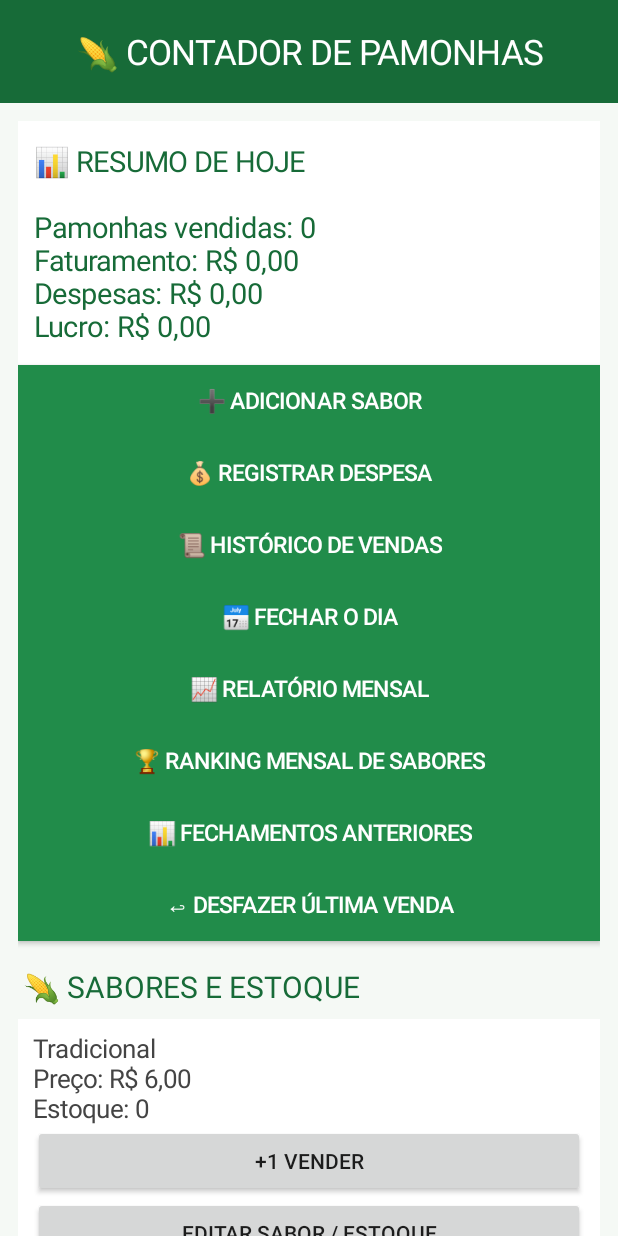
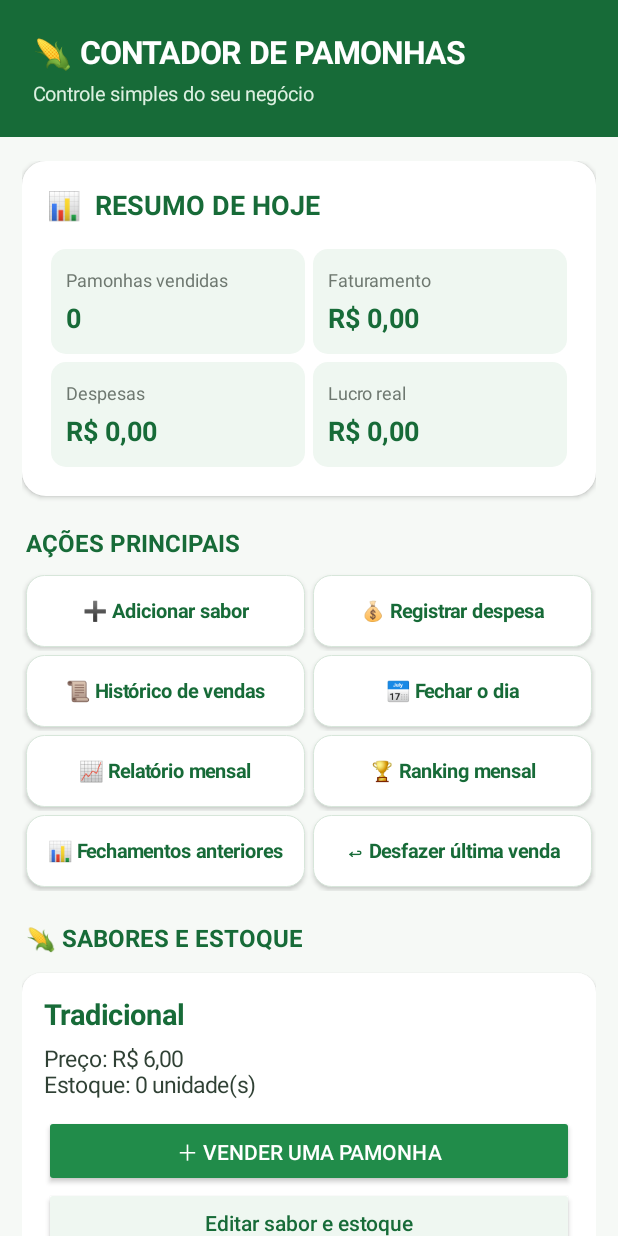
Before and after one commit to joaovitoorcarvalhoo057-creator/Controle-mensal-, an Android app: the screen it shows after launch (MainActivity), on a phone screen of 412 x 824 dp. Run offline under Robolectric (Android 15) with nearby library versions, the phone set to English and light mode, and no system bars.

Commit message:
Update MainActivity.kt

```diff
--- a/app/src/main/java/com/controle/mensal/MainActivity.kt
+++ b/app/src/main/java/com/controle/mensal/MainActivity.kt
@@ -2,11 +2,15 @@ package com.controle.mensal
 
 import android.os.Bundle
 import android.graphics.Color
+import android.graphics.Typeface
+import android.graphics.drawable.GradientDrawable
 import android.view.Gravity
+import android.view.View
 import android.widget.*
 import androidx.appcompat.app.AppCompatActivity
 import androidx.appcompat.app.AlertDialog
 import java.util.Calendar
+import java.util.Locale
 
 class MainActivity : AppCompatActivity() {
 
@@ -17,10 +21,13 @@ class MainActivity : AppCompatActivity() {
     private lateinit var monthlyReportManager: MonthlyReportManager
 
     private lateinit var content: LinearLayout
-    private lateinit var summary: TextView
 
     private val green = Color.rgb(33, 140, 74)
     private val darkGreen = Color.rgb(23, 107, 56)
+    private val lightGreen = Color.rgb(239, 247, 241)
+    private val backgroundColor = Color.rgb(246, 249, 246)
+    private val textColor = Color.rgb(48, 65, 53)
+    private val gray = Color.rgb(110, 120, 112)
 
     override fun onCreate(savedInstanceState: Bundle?) {
         super.onCreate(savedInstanceState)
@@ -41,128 +48,265 @@ class MainActivity : AppCompatActivity() {
     private fun showDashboard() {
         val root = LinearLayout(this).apply {
             orientation = LinearLayout.VERTICAL
-            setBackgroundColor(Color.rgb(245, 249, 245))
+            setBackgroundColor(backgroundColor)
         }
 
-        val header = TextView(this).apply {
+        val header = LinearLayout(this).apply {
+            orientation = LinearLayout.VERTICAL
+            gravity = Gravity.CENTER_VERTICAL
+            setPadding(dp(22), dp(20), dp(22), dp(20))
+            setBackgroundColor(darkGreen)
+        }
+
+        header.addView(TextView(this).apply {
             text = "🌽 CONTADOR DE PAMONHAS"
-            textSize = 23f
-            gravity = Gravity.CENTER
+            textSize = 21f
+            setTypeface(null, Typeface.BOLD)
             setTextColor(Color.WHITE)
-            setBackgroundColor(darkGreen)
-            setPadding(12, 28, 12, 28)
-        }
+        })
+
+        header.addView(TextView(this).apply {
+            text = "Controle simples do seu negócio"
+            textSize = 13f
+            setTextColor(Color.rgb(220, 240, 225))
+            setPadding(0, dp(5), 0, 0)
+        })
 
         val scroll = ScrollView(this)
 
         content = LinearLayout(this).apply {
             orientation = LinearLayout.VERTICAL
-            setPadding(18, 18, 18, 24)
+            setPadding(dp(15), dp(16), dp(15), dp(25))
         }
 
         scroll.addView(content)
+
         root.addView(header)
         root.addView(scroll)
 
         setContentView(root)
+
         refreshDashboard()
     }
 
     private fun refreshDashboard() {
         content.removeAllViews()
 
-        val sales = todaySales()
-        val expenses = todayExpenses()
-
         val result = FinanceCalculator.calculate(
-            sales,
-            expenses
+            todaySales(),
+            todayExpenses()
         )
 
-        summary = TextView(this).apply {
-            text = """
-                📊 RESUMO DE HOJE
+        addSummaryCard(result)
 
-                Pamonhas vendidas: ${result.totalUnits}
-                Faturamento: ${FinanceCalculator.formatMoney(result.revenueCents)}
-                Despesas: ${FinanceCalculator.formatMoney(result.expensesCents)}
-                Lucro: ${FinanceCalculator.formatMoney(result.profitCents)}
-            """.trimIndent()
-            textSize = 19f
-            setTextColor(darkGreen)
-            setPadding(16, 20, 16, 20)
-            setBackgroundColor(Color.WHITE)
-        }
+        addSection("AÇÕES PRINCIPAIS")
 
-        content.addView(summary)
-
-        addButton("➕ ADICIONAR SABOR") {
-            flavorDialog()
-        }
-
-        addButton("💰 REGISTRAR DESPESA") {
-            expenseDialog()
-        }
-
-        addButton("📜 HISTÓRICO DE VENDAS") {
-            historyDialog()
-        }
-
-        addButton("📅 FECHAR O DIA") {
-            closingDialog()
-        }
-
-        addButton("📈 RELATÓRIO MENSAL") {
+        addActionGrid(
+            listOf(
+                Pair("➕ Adicionar sabor", { flavorDialog() }),
+                Pair("💰 Registrar despesa", { expenseDialog() }),
+                Pair("📜 Histórico de vendas", { historyDialog() }),
+                Pair("📅 Fechar o dia", { closingDialog() }),
+                Pair("📈 Relatório mensal", {
                     MonthlyReportDialog.show(
                         this,
                         monthlyReportManager
                     )
-        }
-
-        addButton("🏆 RANKING MENSAL DE SABORES") {
+                }),
+                Pair("🏆 Ranking mensal", {
                     MonthlyFlavorReportDialog.show(
                         this,
                         salesManager
                     )
-        }
-
-        addButton("📊 FECHAMENTOS ANTERIORES") {
+                }),
+                Pair("📊 Fechamentos anteriores", {
                     closingsDialog()
-        }
-
-        addButton("↩ DESFAZER ÚLTIMA VENDA") {
+                }),
+                Pair("↩ Desfazer última venda", {
                     if (salesManager.undoLastSale()) {
                         refreshDashboard()
                         message("Venda desfeita!")
                     } else {
                         message("Não há venda para desfazer.")
                     }
-        }
+                })
+            )
+        )
 
         addSection("🌽 SABORES E ESTOQUE")
 
         salesManager.getFlavors().forEach { flavor ->
+            addFlavorCard(flavor)
+        }
+    }
 
+    private fun addSummaryCard(
+        result: FinancialSummary
+    ) {
         val card = LinearLayout(this).apply {
             orientation = LinearLayout.VERTICAL
-                setPadding(15, 12, 15, 12)
-                setBackgroundColor(Color.WHITE)
+            setPadding(dp(17), dp(17), dp(17), dp(17))
+            background = roundedBackground(Color.WHITE, 16)
+            elevation = dp(2).toFloat()
         }
 
-            val info = TextView(this).apply {
-                text = """
-                    ${flavor.name}
-                    Preço: ${FinanceCalculator.formatMoney(flavor.priceCents.toLong())}
-                    Estoque: ${flavor.stock}
-                """.trimIndent()
-                textSize = 17f
-                setTextColor(Color.DKGRAY)
+        card.addView(TextView(this).apply {
+            text = "📊  RESUMO DE HOJE"
+            textSize = 18f
+            setTypeface(null, Typeface.BOLD)
+            setTextColor(darkGreen)
+            setPadding(0, 0, 0, dp(15))
+        })
+
+        addMetricRow(
+            card,
+            "Pamonhas vendidas",
+            result.totalUnits.toString(),
+            "Faturamento",
+            FinanceCalculator.formatMoney(result.revenueCents)
+        )
+
+        addMetricRow(
+            card,
+            "Despesas",
+            FinanceCalculator.formatMoney(result.expensesCents),
+            "Lucro real",
+            FinanceCalculator.formatMoney(result.profitCents)
+        )
+
+        content.addView(card)
     }
 
-            card.addView(info)
+    private fun addMetricRow(
+        parent: LinearLayout,
+        label1: String,
+        value1: String,
+        label2: String,
+        value2: String
+    ) {
+        val row = LinearLayout(this).apply {
+            orientation = LinearLayout.HORIZONTAL
+        }
+
+        row.addView(metricView(label1, value1), weightParams())
+        row.addView(metricView(label2, value2), weightParams())
+
+        parent.addView(row)
+    }
+
+    private fun metricView(
+        label: String,
+        value: String
+    ): LinearLayout {
+        return LinearLayout(this).apply {
+            orientation = LinearLayout.VERTICAL
+            setPadding(dp(10), dp(12), dp(8), dp(12))
+            background = roundedBackground(lightGreen, 10)
+
+            addView(TextView(this@MainActivity).apply {
+                text = label
+                textSize = 12f
+                setTextColor(gray)
+            })
+
+            addView(TextView(this@MainActivity).apply {
+                text = value
+                textSize = 18f
+                setTypeface(null, Typeface.BOLD)
+                setTextColor(darkGreen)
+                setPadding(0, dp(5), 0, 0)
+            })
+        }
+    }
+
+    private fun addActionGrid(
+        items: List<Pair<String, () -> Unit>>
+    ) {
+        items.chunked(2).forEach { group ->
+
+            val row = LinearLayout(this).apply {
+                orientation = LinearLayout.HORIZONTAL
+            }
+
+            group.forEach { item ->
+                row.addView(
+                    actionButton(item.first, item.second),
+                    weightParams()
+                )
+            }
+
+            if (group.size == 1) {
+                row.addView(View(this), weightParams())
+            }
+
+            content.addView(row)
+        }
+    }
+
+    private fun actionButton(
+        title: String,
+        action: () -> Unit
+    ): Button {
+        return Button(this).apply {
+            text = title
+            textSize = 13f
+            isAllCaps = false
+            setTypeface(null, Typeface.BOLD)
+            setTextColor(darkGreen)
+            gravity = Gravity.CENTER
+            setPadding(dp(5), dp(8), dp(5), dp(8))
+            background = roundedBackground(
+                Color.WHITE,
+                12,
+                Color.rgb(215, 230, 218),
+                dp(1)
+            )
+            elevation = dp(2).toFloat()
+            setOnClickListener { action() }
+
+            layoutParams = LinearLayout.LayoutParams(
+                0,
+                dp(62),
+                1f
+            ).apply {
+                setMargins(dp(4), dp(5), dp(4), dp(5))
+            }
+        }
+    }
+
+    private fun addFlavorCard(flavor: PamonhaFlavor) {
+        val card = LinearLayout(this).apply {
+            orientation = LinearLayout.VERTICAL
+            setPadding(dp(15), dp(14), dp(15), dp(14))
+            background = roundedBackground(Color.WHITE, 13)
+            elevation = dp(2).toFloat()
+        }
+
+        card.addView(TextView(this).apply {
+            text = flavor.name
+            textSize = 19f
+            setTypeface(null, Typeface.BOLD)
+            setTextColor(darkGreen)
+        })
+
+        card.addView(TextView(this).apply {
+            text = "Preço: ${
+                FinanceCalculator.formatMoney(
+                    flavor.priceCents.toLong()
+                )
+            }\nEstoque: ${flavor.stock} unidade(s)"
+            textSize = 15f
+            setTextColor(textColor)
+            setPadding(0, dp(7), 0, dp(10))
+        })
 
         val sell = Button(this).apply {
-                text = "+1 VENDER"
+            text = "＋ VENDER UMA PAMONHA"
+            isAllCaps = false
+            setTextColor(Color.WHITE)
+            setBackgroundTintList(
+                android.content.res.ColorStateList.valueOf(green)
+            )
             setOnClickListener {
                 if (salesManager.addSale(flavor.id)) {
                     refreshDashboard()
@@ -174,14 +318,26 @@ class MainActivity : AppCompatActivity() {
         }
 
         val edit = Button(this).apply {
-                text = "EDITAR SABOR / ESTOQUE"
+            text = "Editar sabor e estoque"
+            isAllCaps = false
+            setTextColor(darkGreen)
+            setBackgroundTintList(
+                android.content.res.ColorStateList.valueOf(lightGreen)
+            )
             setOnClickListener {
                 editFlavorDialog(flavor)
             }
         }
 
         val delete = Button(this).apply {
-                text = "EXCLUIR SABOR"
+            text = "Excluir sabor"
+            isAllCaps = false
+            setTextColor(Color.rgb(180, 55, 55))
+            setBackgroundTintList(
+                android.content.res.ColorStateList.valueOf(
+                    Color.rgb(252, 239, 239)
+                )
+            )
             setOnClickListener {
                 AlertDialog.Builder(this@MainActivity)
                     .setMessage("Excluir ${flavor.name}?")
@@ -191,7 +347,9 @@ class MainActivity : AppCompatActivity() {
                             refreshDashboard()
                             message("Sabor excluído.")
                         } else {
-                                message("Este sabor possui vendas registradas.")
+                            message(
+                                "Este sabor possui vendas registradas."
+                            )
                         }
                     }.show()
             }
@@ -201,8 +359,14 @@ class MainActivity : AppCompatActivity() {
         card.addView(edit)
         card.addView(delete)
 
-            content.addView(card)
+        val params = LinearLayout.LayoutParams(
+            LinearLayout.LayoutParams.MATCH_PARENT,
+            LinearLayout.LayoutParams.WRAP_CONTENT
+        ).apply {
+            setMargins(0, dp(5), 0, dp(12))
         }
+
+        content.addView(card, params)
     }
 
     private fun flavorDialog() {
@@ -220,11 +384,9 @@ class MainActivity : AppCompatActivity() {
             inputType = 2
         }
 
-        val layout = dialogLayout(name, price, stock)
-
         AlertDialog.Builder(this)
             .setTitle("Adicionar sabor")
-            .setView(layout)
+            .setView(dialogLayout(name, price, stock))
             .setNegativeButton("Cancelar", null)
             .setPositiveButton("Salvar") { _, _ ->
                 val cents = parseMoney(price.text.toString())
@@ -250,7 +412,13 @@ class MainActivity : AppCompatActivity() {
         }
 
         val price = EditText(this).apply {
-            setText("%.2f".format(flavor.priceCents / 100.0))
+            setText(
+                String.format(
+                    Locale.US,
+                    "%.2f",
+                    flavor.priceCents / 100.0
+                )
+            )
             hint = "Preço em reais"
             inputType = 8194
         }
@@ -337,7 +505,10 @@ class MainActivity : AppCompatActivity() {
     private fun closingDialog() {
         AlertDialog.Builder(this)
             .setTitle("Fechar o dia?")
-            .setMessage("O fechamento será salvo para consulta posterior. As vendas e despesas não serão apagadas.")
+            .setMessage(
+                "O fechamento será salvo para consulta posterior. " +
+                    "As vendas e despesas não serão apagadas."
+            )
             .setNegativeButton("Cancelar", null)
             .setPositiveButton("Confirmar") { _, _ ->
 
@@ -422,31 +593,58 @@ class MainActivity : AppCompatActivity() {
     private fun dialogLayout(vararg fields: EditText): LinearLayout {
         return LinearLayout(this).apply {
             orientation = LinearLayout.VERTICAL
-            setPadding(30, 10, 30, 10)
-            fields.forEach { addView(it) }
+            setPadding(dp(25), dp(10), dp(25), dp(10))
+            fields.forEach {
+                addView(it)
+            }
         }
     }
 
     private fun addSection(title: String) {
         content.addView(TextView(this).apply {
             text = title
-            textSize = 20f
+            textSize = 16f
+            setTypeface(null, Typeface.BOLD)
             setTextColor(darkGreen)
-            setPadding(5, 25, 5, 12)
+            setPadding(dp(3), dp(20), dp(3), dp(8))
         })
     }
 
-    private fun addButton(title: String, action: () -> Unit) {
-        content.addView(Button(this).apply {
-            text = title
-            textSize = 15f
-            setTextColor(Color.WHITE)
-            setBackgroundColor(green)
-            setOnClickListener { action() }
-        })
+    private fun weightParams(): LinearLayout.LayoutParams {
+        return LinearLayout.LayoutParams(
+            0,
+            LinearLayout.LayoutParams.WRAP_CONTENT,
+            1f
+        ).apply {
+            setMargins(dp(3), dp(3), dp(3), dp(3))
+        }
+    }
+
+    private fun roundedBackground(
+        color: Int,
+        radius: Int,
+        strokeColor: Int = Color.TRANSPARENT,
+        strokeWidth: Int = 0
+    ): GradientDrawable {
+        return GradientDrawable().apply {
+            setColor(color)
+            cornerRadius = dp(radius).toFloat()
+
+            if (strokeWidth > 0) {
+                setStroke(strokeWidth, strokeColor)
+            }
+        }
+    }
+
+    private fun dp(value: Int): Int {
+        return (value * resources.displayMetrics.density).toInt()
     }
 
     private fun message(text: String) {
-        Toast.makeText(this, text, Toast.LENGTH_SHORT).show()
+        Toast.makeText(
+            this,
+            text,
+            Toast.LENGTH_SHORT
+        ).show()
     }
 }
```
Lines whose indentation alone changed are shown as unchanged.
